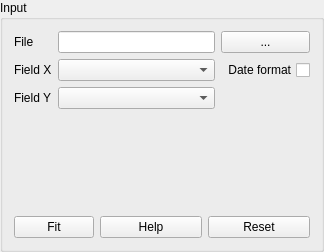
Qt form epipy/ui/view/inputgroupbox.ui (ckaus/EpiPy) before a commit.
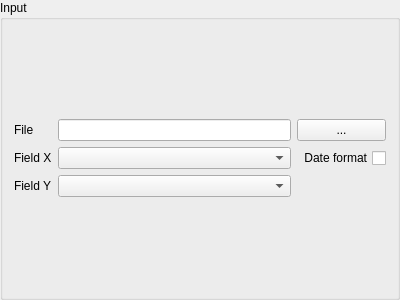
The same form after that commit.

What changed in the file:
```diff
--- a/epipy/ui/view/inputgroupbox.ui
+++ b/epipy/ui/view/inputgroupbox.ui
@@ -6,8 +6,8 @@
    <rect>
     <x>0</x>
     <y>0</y>
-    <width>324</width>
-    <height>252</height>
+    <width>400</width>
+    <height>300</height>
    </rect>
   </property>
   <property name="windowTitle">
@@ -81,50 +81,6 @@
      </item>
     </layout>
    </item>
-   <item>
-    <spacer name="verticalSpacer">
-     <property name="orientation">
-      <enum>Qt::Vertical</enum>
-     </property>
-     <property name="sizeHint" stdset="0">
-      <size>
-       <width>20</width>
-       <height>40</height>
-      </size>
-     </property>
-    </spacer>
-   </item>
-   <item>
-    <layout class="QHBoxLayout" name="horizontalLayout">
-     <item>
-      <widget class="QPushButton" name="fit_btn">
-       <property name="sizePolicy">
-        <sizepolicy hsizetype="Fixed" vsizetype="Fixed">
-         <horstretch>0</horstretch>
-         <verstretch>0</verstretch>
-        </sizepolicy>
-       </property>
-       <property name="text">
-        <string>Fit</string>
-       </property>
-      </widget>
-     </item>
-     <item>
-      <widget class="QPushButton" name="help_btn">
-       <property name="text">
-        <string>Help</string>
-       </property>
-      </widget>
-     </item>
-     <item>
-      <widget class="QPushButton" name="reset_btn">
-       <property name="text">
-        <string>Reset</string>
-       </property>
-      </widget>
-     </item>
-    </layout>
-   </item>
   </layout>
  </widget>
  <resources/>
```
Left out of the diff: 4 changed lines with no effect on the pictures.
